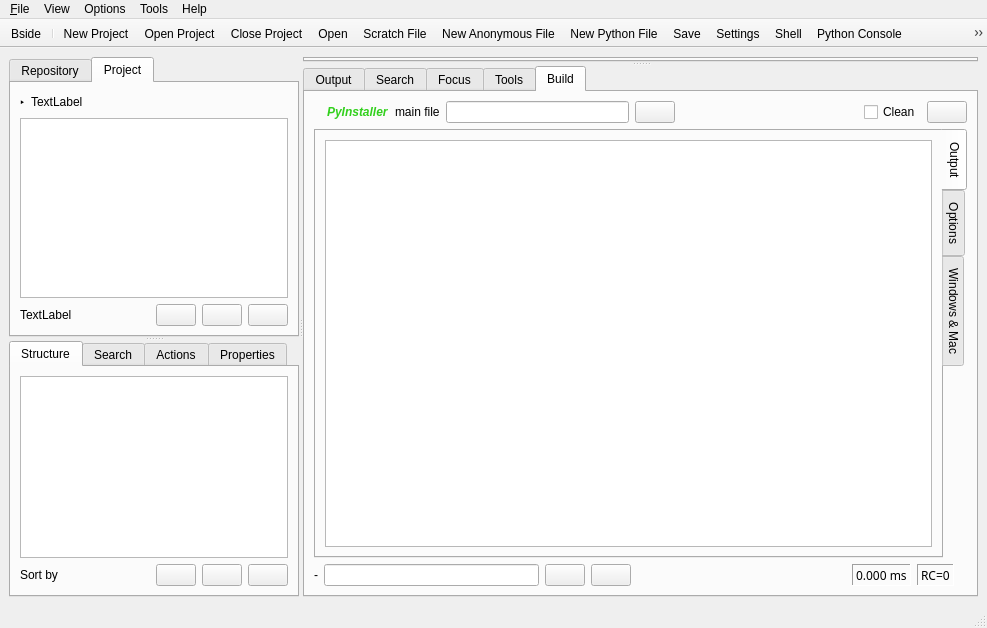
Above: src/mainwindow.ui from jplozf/bside before the change. Below: the same form after it.
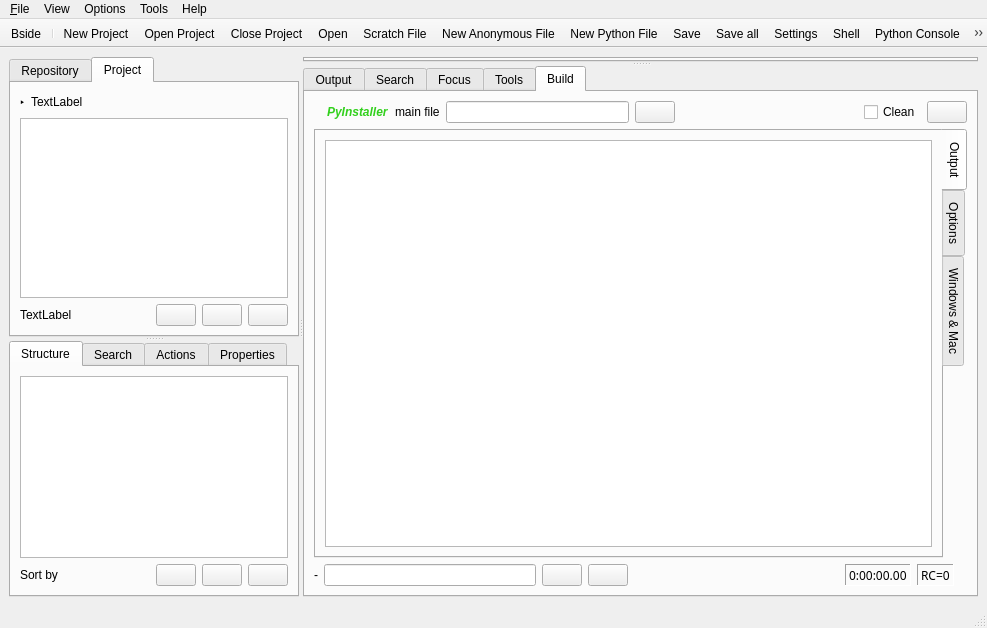
That is the form after the change. The open tabs and pages were chosen to show the change. Icons and pictures are not drawn.

What changed in the file:
```diff
--- a/src/mainwindow.ui
+++ b/src/mainwindow.ui
@@ -15,7 +15,7 @@
   </property>
   <widget class="QWidget" name="centralwidget">
    <layout class="QGridLayout" name="gridLayout">
-    <item row="0" column="0">
+    <item row="0" column="1">
      <widget class="QSplitter" name="mainSplitter">
       <property name="orientation">
        <enum>Qt::Horizontal</enum>
@@ -1141,7 +1141,7 @@
                <enum>QFrame::Sunken</enum>
               </property>
               <property name="text">
-               <string>0.000 ms</string>
+               <string>0:00:00.00</string>
               </property>
              </widget>
             </item>
@@ -2201,6 +2201,7 @@
    <addaction name="actionNewAnonymousFile"/>
    <addaction name="actionNewPythonFile"/>
    <addaction name="actionSave"/>
+   <addaction name="actionSaveAll"/>
    <addaction name="actionSettings"/>
    <addaction name="actionShell"/>
    <addaction name="actionPythonConsole"/>
@@ -2209,6 +2210,7 @@
    <addaction name="separator"/>
    <addaction name="actionSplitVertical"/>
    <addaction name="actionSplitHorizontal"/>
+   <addaction name="separator"/>
   </widget>
   <action name="actionQuit">
    <property name="icon">
@@ -2479,6 +2481,15 @@
     <string>Split Horizontal</string>
    </property>
   </action>
+  <action name="actionSaveAll">
+   <property name="icon">
+    <iconset>
+     <normaloff>pix/16x16/Save.png</normaloff>pix/16x16/Save.png</iconset>
+   </property>
+   <property name="text">
+    <string>Save all</string>
+   </property>
+  </action>
  </widget>
  <resources>
   <include location="bside.qrc"/>
```
Left out of the diff: 9 changed lines with no effect on the pictures.
